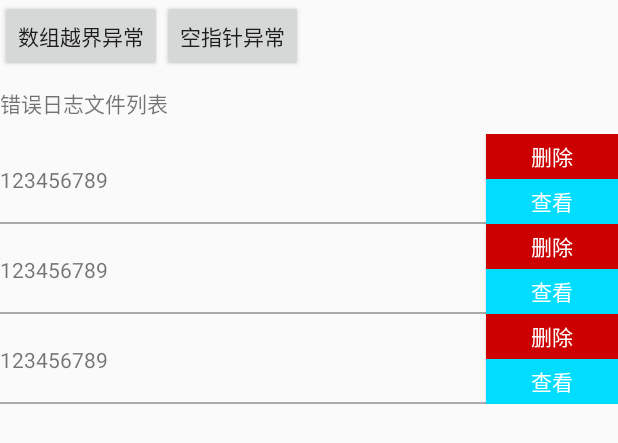
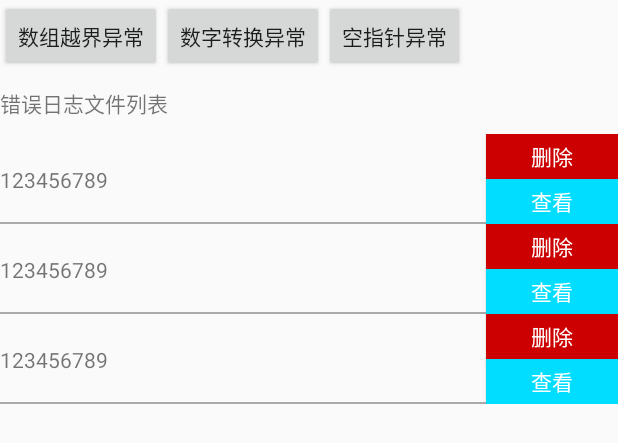
Before and after one commit to iDeMonnnnnn/CrashHandler, an Android app: the layout activity_main.xml on its own in the app's theme, with its tools: preview values and no code run, on a phone screen of 412 x 824 dp. Shown: the top 443 px of the screen. Run offline under Robolectric (Android 15) with nearby library versions, the phone set to English and light mode, and no system bars.

Commit message:
fix:优化崩溃信息收集

```diff
--- a/app/src/main/res/layout/activity_main.xml
+++ b/app/src/main/res/layout/activity_main.xml
@@ -21,8 +21,16 @@
         android:id="@+id/bug2"
         android:layout_width="wrap_content"
         android:layout_height="wrap_content"
+        android:text="数字转换异常"
+        app:layout_constraintStart_toEndOf="@id/bug1"
+        app:layout_constraintTop_toTopOf="parent" />
+
+    <Button
+        android:id="@+id/bug3"
+        android:layout_width="wrap_content"
+        android:layout_height="wrap_content"
         android:text="空指针异常"
-        app:layout_constraintStart_toEndOf="@id/bug1"
+        app:layout_constraintStart_toEndOf="@id/bug2"
         app:layout_constraintTop_toTopOf="parent" />
 
     <TextView
```
Also changed, not shown: ErrorInfoCatch/src/main/java/com/demon/errorinfocatch/CrashHandler.java (+1 -6 lines), app/src/main/java/com/demon/errorcatch/MainActivity.kt (+6 -1 lines), 1 other file.
